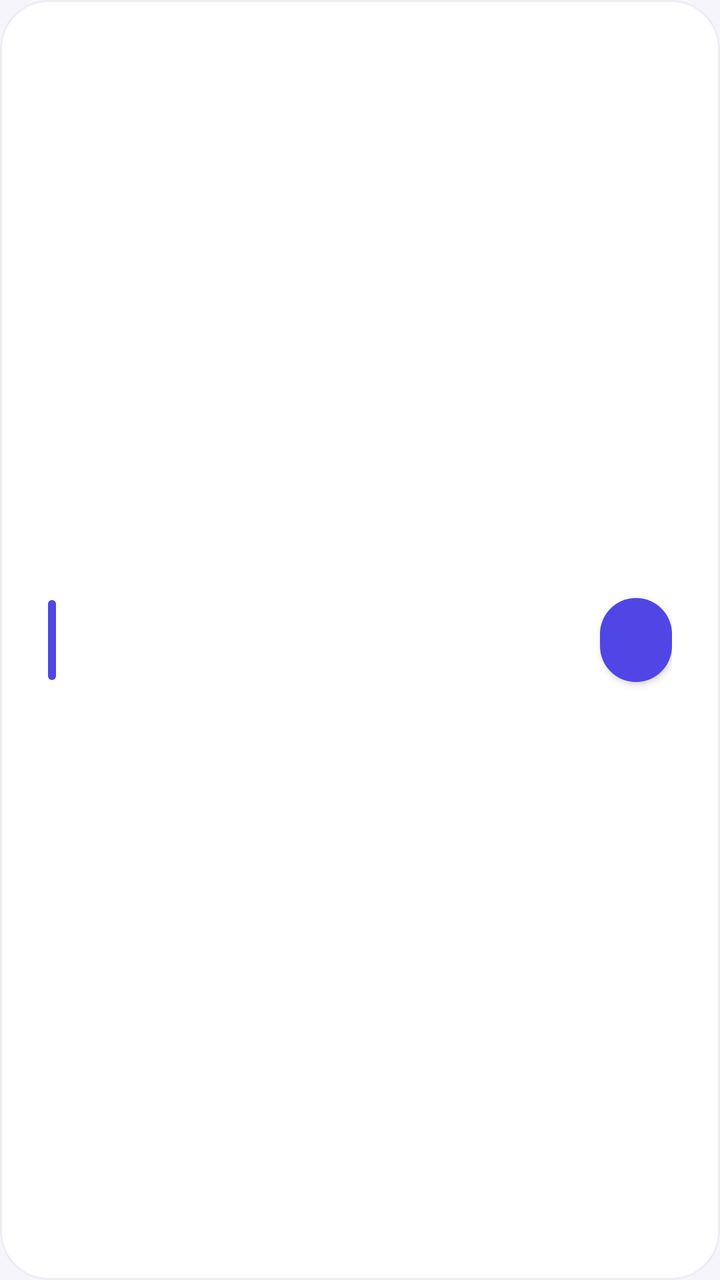
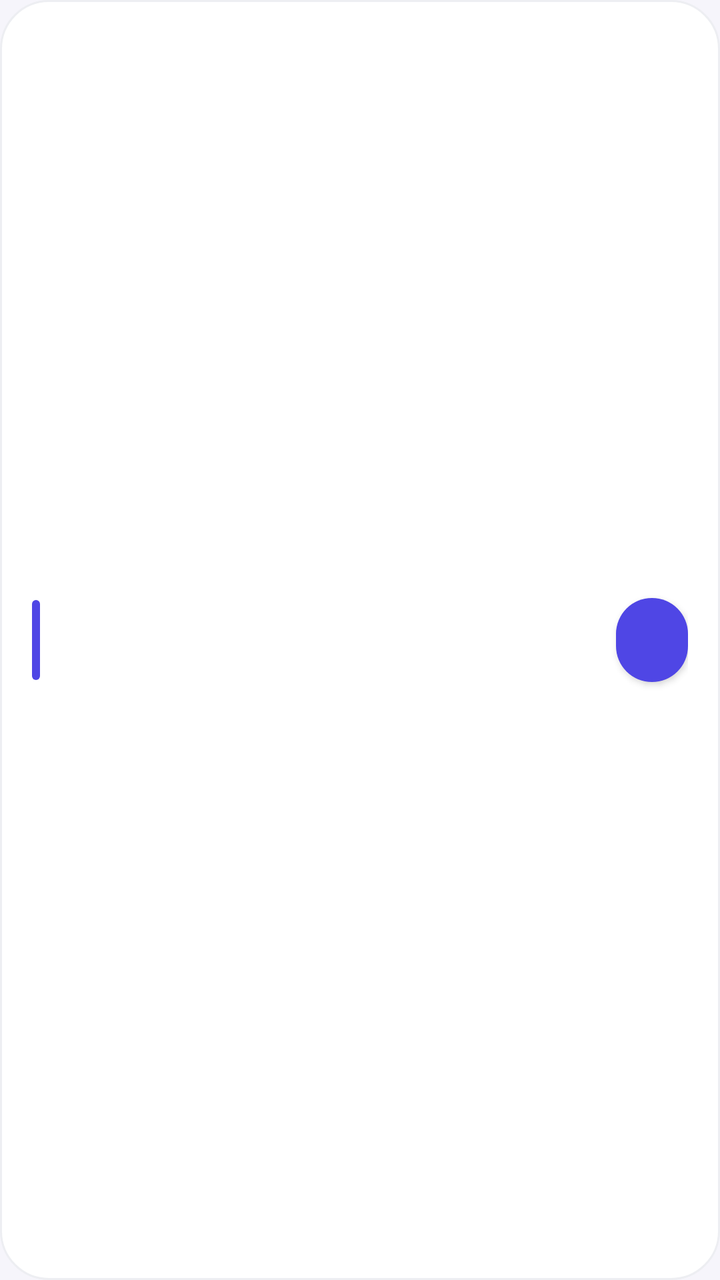

Before-and-after screenshots of an Android layout around one commit, followed by the original layout XML and the change that was made.
<!-- AndroidManifest.xml: application theme Theme.StudyAssistant -->
<!-- res/layout/item_row.xml -->
<?xml version="1.0" encoding="utf-8"?>
<LinearLayout xmlns:android="http://schemas.android.com/apk/res/android"
    android:stateListAnimator="@animator/press_scale"
    android:layout_width="match_parent"
    android:layout_height="wrap_content"
    android:minHeight="@dimen/card_min_height"
    android:orientation="horizontal"
    android:gravity="center_vertical"
    android:background="@drawable/bg_card"
    android:foreground="?android:attr/selectableItemBackground"
    android:paddingStart="@dimen/card_padding"
    android:paddingEnd="@dimen/card_padding"
    android:paddingTop="@dimen/card_padding"
    android:paddingBottom="@dimen/card_padding"
    android:layout_marginBottom="@dimen/space_md"
    android:clickable="true"
    android:focusable="true">

    
    <View
        android:id="@+id/rowStripe"
        android:layout_width="4dp"
        android:layout_height="40dp"
        android:layout_marginEnd="@dimen/space_md"
        android:background="@drawable/bg_stripe" />

    
    <FrameLayout
        android:id="@+id/rowIconTile"
        android:layout_width="@dimen/card_illustration"
        android:layout_height="@dimen/card_illustration"
        android:layout_marginEnd="@dimen/space_lg"
        android:background="@drawable/bg_illustration_tile"
        android:visibility="gone">

        <ImageView
            android:id="@+id/rowIcon"
            android:layout_width="28dp"
            android:layout_height="28dp"
            android:layout_gravity="center"
            android:importantForAccessibility="no" />
    </FrameLayout>

    <LinearLayout
        android:layout_width="0dp"
        android:layout_height="wrap_content"
        android:layout_weight="1"
        android:orientation="vertical">

        <TextView
            android:id="@+id/rowTitle"
            android:layout_width="match_parent"
            android:layout_height="wrap_content"
            android:textColor="@color/text_primary"
            android:textSize="@dimen/text_body"
            android:textStyle="bold" />

        <TextView
            android:id="@+id/rowSubtitle"
            android:layout_width="match_parent"
            android:layout_height="wrap_content"
            android:layout_marginTop="3dp"
            android:lineSpacingExtra="2dp"
            android:textColor="@color/text_secondary"
            android:textSize="@dimen/text_caption" />

        <TextView
            android:id="@+id/rowBadge"
            android:layout_width="wrap_content"
            android:layout_height="wrap_content"
            android:layout_marginTop="@dimen/space_sm"
            android:paddingStart="11dp"
            android:paddingEnd="11dp"
            android:paddingTop="5dp"
            android:paddingBottom="5dp"
            android:textSize="@dimen/text_micro"
            android:textStyle="bold" />
    </LinearLayout>

    <com.google.android.material.button.MaterialButton
        android:id="@+id/rowAction"
        android:layout_width="wrap_content"
        android:layout_marginStart="@dimen/space_md"
        style="@style/SmallButton" />
</LinearLayout>
<!-- resources referenced by this layout -->
<resources>
  <color name="text_primary">#111827</color>
  <color name="text_secondary">#6B7280</color>
  <dimen name="card_illustration">56dp</dimen>
  <dimen name="card_min_height">104dp</dimen>
  <dimen name="card_padding">24dp</dimen>
  <dimen name="space_lg">20dp</dimen>
  <dimen name="space_md">12dp</dimen>
  <dimen name="space_sm">8dp</dimen>
  <dimen name="text_body">15sp</dimen>
  <dimen name="text_caption">13sp</dimen>
  <dimen name="text_micro">11sp</dimen>
  <!-- drawable bg_card (drawable) -->
  <?xml version="1.0" encoding="utf-8"?>
  <shape xmlns:android="http://schemas.android.com/apk/res/android" android:shape="rectangle">
      <solid android:color="@color/surface" />
      <corners android:radius="@dimen/radius_lg" />
      <stroke android:width="1dp" android:color="@color/border" />
  </shape>
  <!-- drawable bg_illustration_tile (drawable) -->
  <?xml version="1.0" encoding="utf-8"?>
  <shape xmlns:android="http://schemas.android.com/apk/res/android" android:shape="rectangle">
      <solid android:color="@color/primary" />
      <corners android:radius="@dimen/radius_md" />
  </shape>
  <!-- drawable bg_stripe (drawable) -->
  <?xml version="1.0" encoding="utf-8"?>
  <shape xmlns:android="http://schemas.android.com/apk/res/android" android:shape="rectangle">
      <solid android:color="@color/primary" />
      <corners android:radius="3dp" />
  </shape>
  <style name="SmallButton" parent="Widget.MaterialComponents.Button">
          <item name="android:layout_height">42dp</item>
          <item name="android:minWidth">0dp</item>
          <item name="android:paddingStart">18dp</item>
          <item name="android:paddingEnd">18dp</item>
          <item name="android:insetTop">0dp</item>
          <item name="android:insetBottom">0dp</item>
          <item name="backgroundTint">@color/primary</item>
          <item name="android:textColor">@color/text_on_primary</item>
          <item name="android:textSize">@dimen/text_caption</item>
          <item name="android:textStyle">bold</item>
          <item name="android:textAllCaps">false</item>
          <item name="cornerRadius">@dimen/radius_pill</item>
          <item name="elevation">0dp</item>
      </style>
  <style name="Theme.StudyAssistant" parent="Theme.MaterialComponents.Light.NoActionBar">
          <item name="colorPrimary">@color/primary</item>
          <item name="colorPrimaryDark">@color/primary_deep</item>
          <item name="colorAccent">@color/violet</item>
          <item name="android:windowBackground">@color/background</item>
          <item name="android:statusBarColor" tools:targetApi="21">@color/primary_deep</item>
          <item name="android:textColorPrimary">@color/text_primary</item>
          <item name="android:textColorHint">@color/text_tertiary</item>
          
          <item name="android:windowActivityTransitions">true</item>
          <item name="android:windowSharedElementEnterTransition">@transition/shared_title</item>
          <item name="android:windowSharedElementExitTransition">@transition/shared_title</item>
      </style>
  <color name="surface">#FFFFFF</color>
  <dimen name="radius_lg">24dp</dimen>
  <color name="border">#EDEEF2</color>
  <color name="primary">#4F46E5</color>
  <dimen name="radius_md">16dp</dimen>
  <color name="text_on_primary">#FFFFFF</color>
  <dimen name="radius_pill">28dp</dimen>
  <color name="primary_deep">#3730A3</color>
  <color name="violet">#7C3AED</color>
  <color name="background">#F6F5FB</color>
  <color name="text_tertiary">#9CA3AF</color>
</resources>

<!-- the commit's change to res/layout/item_row.xml (unified diff, before → after) -->
@@ -1,6 +1,5 @@
 <?xml version="1.0" encoding="utf-8"?>
 <LinearLayout xmlns:android="http://schemas.android.com/apk/res/android"
-    android:stateListAnimator="@animator/press_scale"
     android:layout_width="match_parent"
     android:layout_height="wrap_content"
     android:minHeight="@dimen/card_min_height"
@@ -29,7 +28,7 @@
         android:id="@+id/rowIconTile"
         android:layout_width="@dimen/card_illustration"
         android:layout_height="@dimen/card_illustration"
-        android:layout_marginEnd="@dimen/space_lg"
+        android:layout_marginEnd="@dimen/space_md"
         android:background="@drawable/bg_illustration_tile"
         android:visibility="gone">
 
@@ -51,6 +50,8 @@
             android:id="@+id/rowTitle"
             android:layout_width="match_parent"
             android:layout_height="wrap_content"
+            android:maxLines="2"
+            android:ellipsize="end"
             android:textColor="@color/text_primary"
             android:textSize="@dimen/text_body"
             android:textStyle="bold" />
@@ -68,7 +69,7 @@
             android:id="@+id/rowBadge"
             android:layout_width="wrap_content"
             android:layout_height="wrap_content"
-            android:layout_marginTop="@dimen/space_sm"
+            android:layout_marginTop="6dp"
             android:paddingStart="11dp"
             android:paddingEnd="11dp"
             android:paddingTop="5dp"
<!-- resource entries referenced after the edit -->
@@ -2,12 +2,10 @@
 <resources>
   <color name="text_primary">#111827</color>
   <color name="text_secondary">#6B7280</color>
-  <dimen name="card_illustration">56dp</dimen>
-  <dimen name="card_min_height">104dp</dimen>
-  <dimen name="card_padding">24dp</dimen>
-  <dimen name="space_lg">20dp</dimen>
+  <dimen name="card_illustration">46dp</dimen>
+  <dimen name="card_min_height">76dp</dimen>
+  <dimen name="card_padding">16dp</dimen>
   <dimen name="space_md">12dp</dimen>
-  <dimen name="space_sm">8dp</dimen>
   <dimen name="text_body">15sp</dimen>
   <dimen name="text_caption">13sp</dimen>
   <dimen name="text_micro">11sp</dimen>
